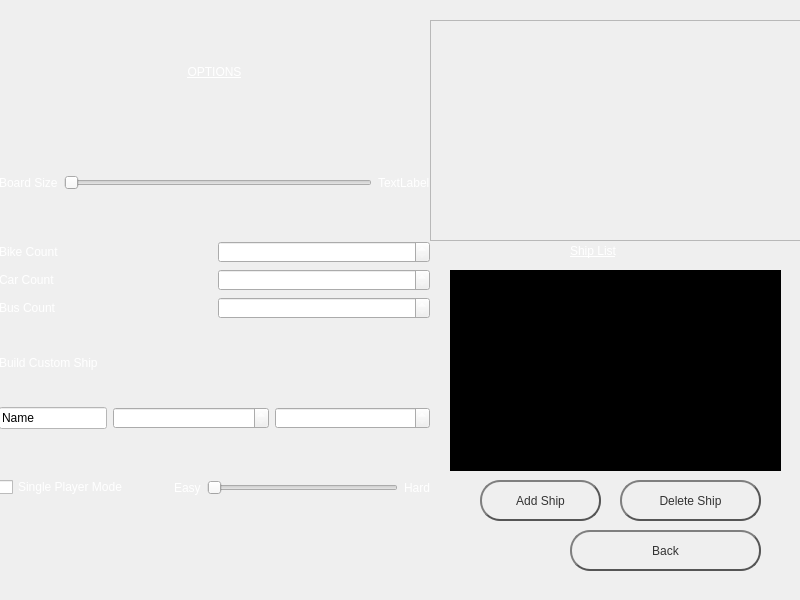
First picture: the form in FrontEndMain/FrontEndMain/settingspage.ui, repository drewanderson17/BattleShips, before the edit.
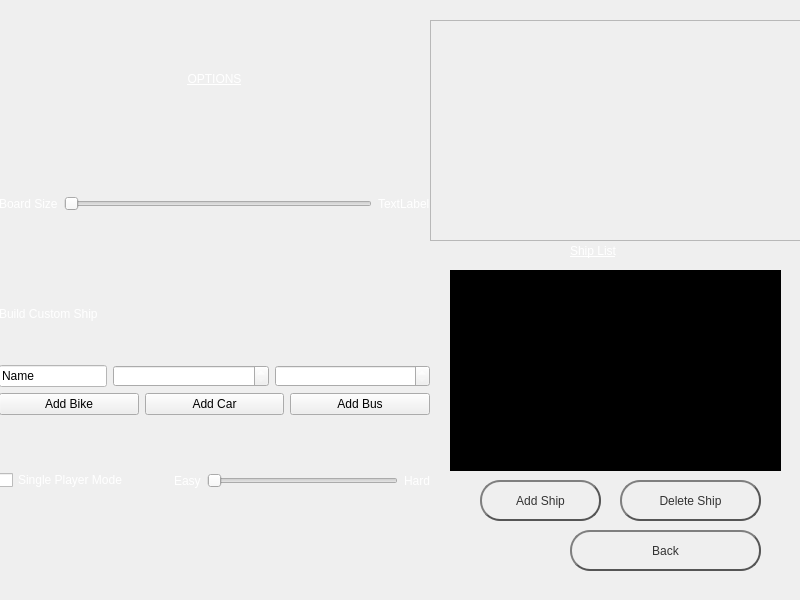
Second picture: the form after the edit. Icons and pictures are not drawn.

Commit message: Replaced sliders with buttons in settingspage

Patch:
```diff
--- a/FrontEndMain/FrontEndMain/settingspage.ui
+++ b/FrontEndMain/FrontEndMain/settingspage.ui
@@ -132,90 +132,6 @@
       </item>
      </layout>
     </item>
-    <item>
-     <layout class="QHBoxLayout" name="horizontalLayout_2">
-      <item>
-       <widget class="QLabel" name="busCountLabel">
-        <property name="sizePolicy">
-         <sizepolicy hsizetype="Preferred" vsizetype="Fixed">
-          <horstretch>0</horstretch>
-          <verstretch>0</verstretch>
-         </sizepolicy>
-        </property>
-        <property name="styleSheet">
-         <string notr="true">color: rgb(255, 255, 255);
-font: 75 12pt &quot;MS Shell Dlg 2&quot;;</string>
-        </property>
-        <property name="text">
-         <string>Bike Count</string>
-        </property>
-       </widget>
-      </item>
-      <item>
-       <widget class="QSpinBox" name="bikeSpinBox">
-        <property name="styleSheet">
-         <string notr="true">color: rgb(255, 255, 255)</string>
-        </property>
-       </widget>
-      </item>
-     </layout>
-    </item>
-    <item>
-     <layout class="QHBoxLayout" name="horizontalLayout_4">
-      <item>
-       <widget class="QLabel" name="carCountLabel">
-        <property name="sizePolicy">
-         <sizepolicy hsizetype="Preferred" vsizetype="Fixed">
-          <horstretch>0</horstretch>
-          <verstretch>0</verstretch>
-         </sizepolicy>
-        </property>
-        <property name="styleSheet">
-         <string notr="true">color: rgb(255, 255, 255);
-font: 75 12pt &quot;MS Shell Dlg 2&quot;;</string>
-        </property>
-        <property name="text">
-         <string>Car Count</string>
-        </property>
-       </widget>
-      </item>
-      <item>
-       <widget class="QSpinBox" name="carSpinBox">
-        <property name="styleSheet">
-         <string notr="true">color: rgb(255, 255, 255)</string>
-        </property>
-       </widget>
-      </item>
-     </layout>
-    </item>
-    <item>
-     <layout class="QHBoxLayout" name="horizontalLayout_5">
-      <item>
-       <widget class="QLabel" name="busCountLabel_2">
-        <property name="sizePolicy">
-         <sizepolicy hsizetype="Preferred" vsizetype="Fixed">
-          <horstretch>0</horstretch>
-          <verstretch>0</verstretch>
-         </sizepolicy>
-        </property>
-        <property name="styleSheet">
-         <string notr="true">color: rgb(255, 255, 255);
-font: 75 12pt &quot;MS Shell Dlg 2&quot;;</string>
-        </property>
-        <property name="text">
-         <string>Bus Count</string>
-        </property>
-       </widget>
-      </item>
-      <item>
-       <widget class="QSpinBox" name="busSpinBox">
-        <property name="styleSheet">
-         <string notr="true">color: rgb(255, 255, 255)</string>
-        </property>
-       </widget>
-      </item>
-     </layout>
-    </item>
     <item>
      <layout class="QVBoxLayout" name="verticalLayout_2">
       <item>
@@ -277,6 +193,31 @@
       </item>
      </layout>
     </item>
+    <item>
+     <layout class="QHBoxLayout" name="horizontalLayout_2">
+      <item>
+       <widget class="QPushButton" name="addBike">
+        <property name="text">
+         <string>Add Bike</string>
+        </property>
+       </widget>
+      </item>
+      <item>
+       <widget class="QPushButton" name="addCar">
+        <property name="text">
+         <string>Add Car</string>
+        </property>
+       </widget>
+      </item>
+      <item>
+       <widget class="QPushButton" name="addBus">
+        <property name="text">
+         <string>Add Bus</string>
+        </property>
+       </widget>
+      </item>
+     </layout>
+    </item>
     <item>
      <layout class="QHBoxLayout" name="horizontalLayout_3">
       <item>
```
The commit also changes 2 other files.
